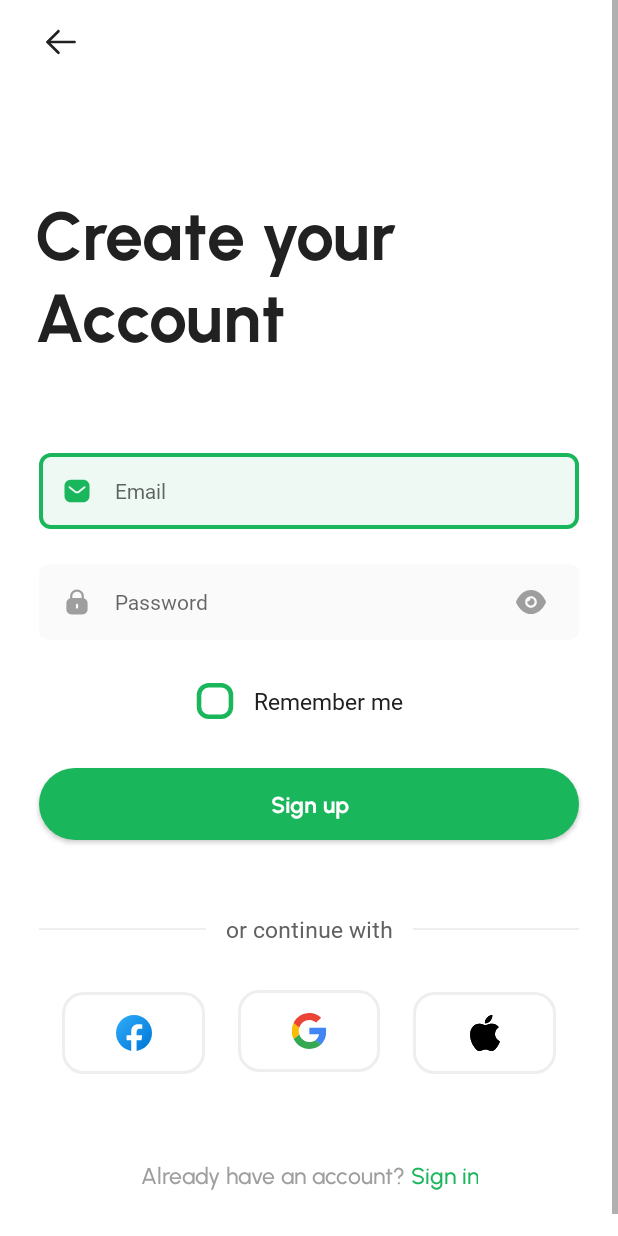
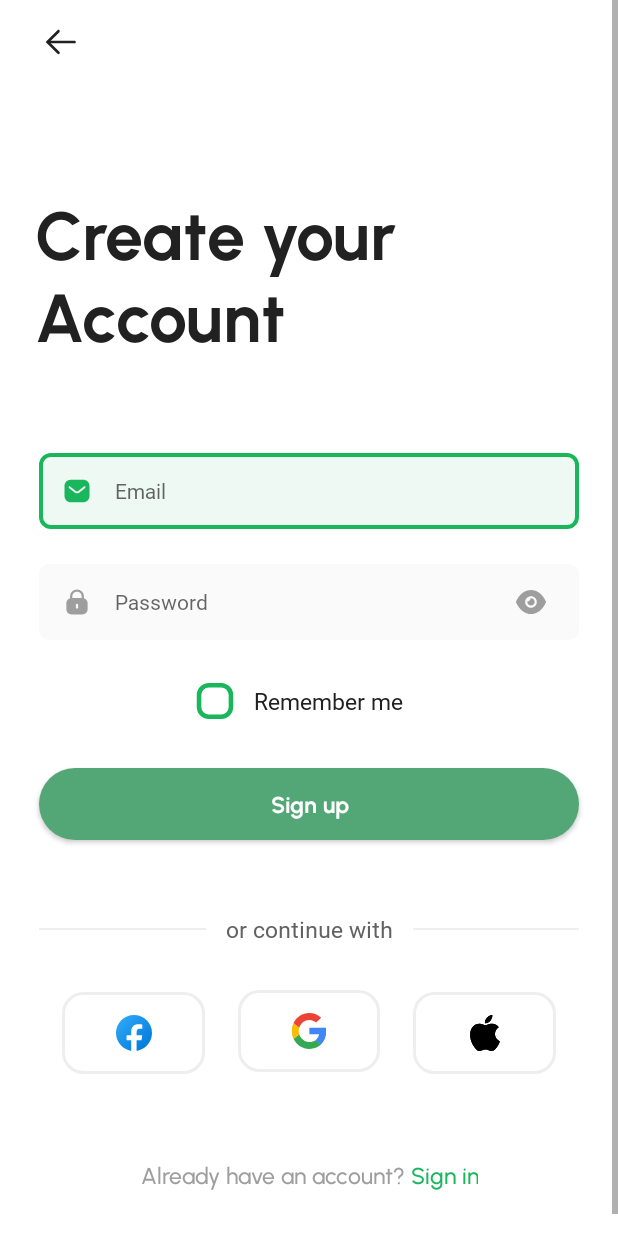
Before and after one commit to jay-a-shah/Android_UI_Practice, an Android app: the SignUpActivity screen opened directly, with no data from a screen before it, on a phone screen of 412 x 824 dp. Run offline under Robolectric (Android 15) with nearby library versions, the phone set to English and light mode, and no system bars; our stand-ins replace data binding, sdp/ssp sizes; pictures from the network do not load; Roboto replaces fonts that are not available here.

Commit message:
Changes Added

```diff
--- a/HelioApp/app/src/main/java/com/example/helioapp/signup_screen/SignUpActivity.kt
+++ b/HelioApp/app/src/main/java/com/example/helioapp/signup_screen/SignUpActivity.kt
@@ -73,9 +73,9 @@ class SignUpActivity : BaseActivity() {
     private fun performValidation() {
         signUpViewModel.email.observe(this) {
             if (it.isEmpty()) {
-                binding.btnSignUp.alpha = 0.5f
+                binding.btnSignUp.setBackgroundResource(R.drawable.rounded_disable_button)
             } else {
-                binding.btnSignUp.alpha = 0.1f
+                binding.btnSignUp.setBackgroundResource(R.drawable.rounded_filled_button)
             }
         }
         signUpViewModel.password.observe(this) {
--- a/HelioApp/app/src/main/res/layout/activity_sign_up.xml
+++ b/HelioApp/app/src/main/res/layout/activity_sign_up.xml
@@ -109,7 +109,7 @@
                 android:layout_height="wrap_content"
                 android:layout_marginTop="@dimen/_16sdp"
                 android:fontFamily="@font/urbanist_bold"
-                android:background="@drawable/rounded_filled_button"
+                android:background="@drawable/rounded_disable_button"
                 android:padding="@dimen/_10sdp"
                 android:shadowColor="@color/primary_500"
                 android:shadowDx="4"
```
